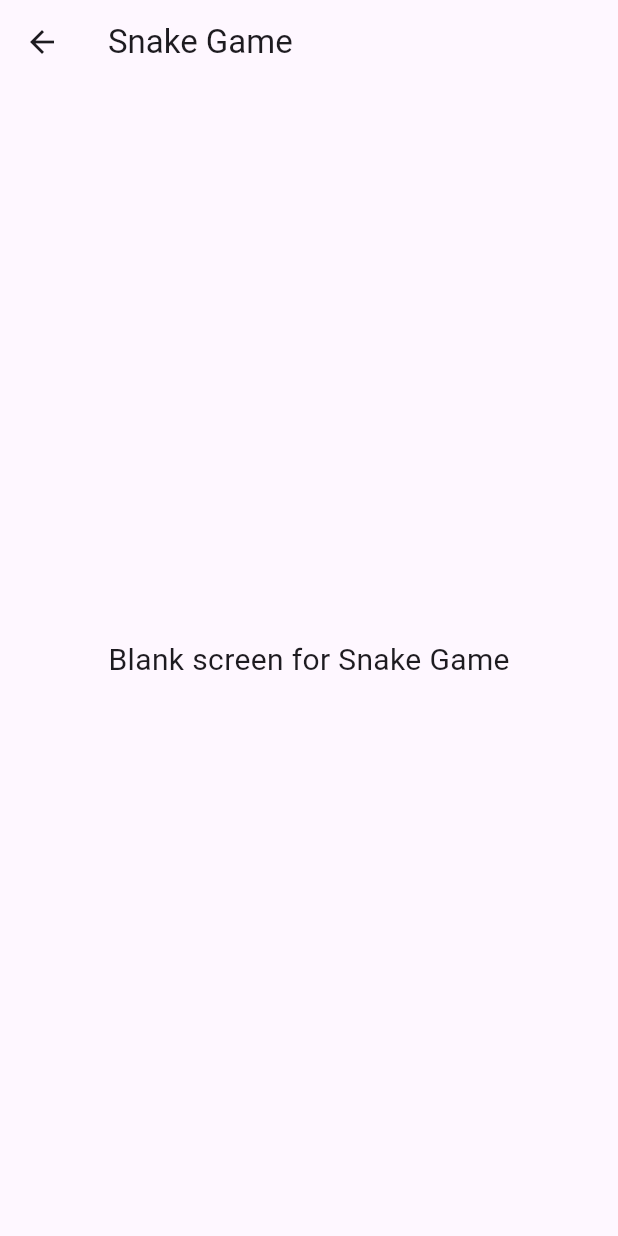
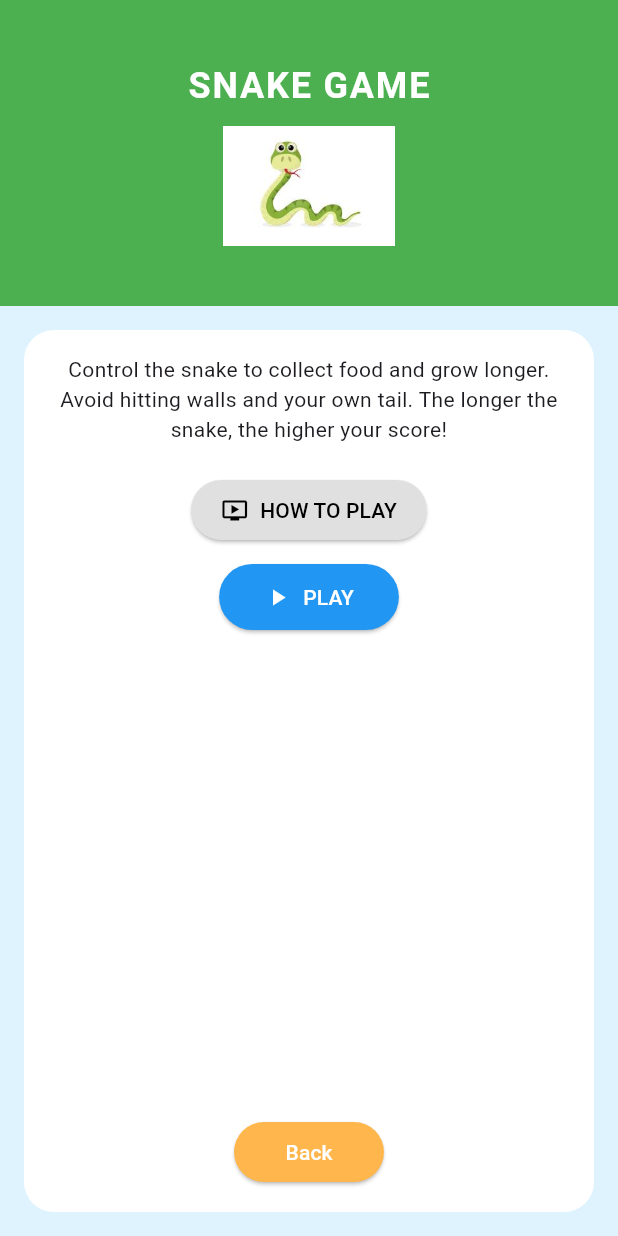
Before and after one commit to Rizwanhu/MultiGame-App, a Flutter app: the MainScreen screen opened directly, after a tap on "Snake Game", on a phone screen of 412 x 824 dp. Run offline on Flutter 3.47's test engine with Material 3 defaults, Android fonts, the light colour scheme and no system bars.

Commit message:
GamePlay screen Done

```diff
--- /dev/null
+++ b/lib/gameDetail.dart
@@ -0,0 +1,123 @@
+import 'package:flutter/material.dart';
+
+class GameDetailScreen extends StatelessWidget {
+  final String gameName;
+  final String gameImage;
+
+  const GameDetailScreen({
+    required this.gameName,
+    required this.gameImage,
+  });
+
+  // Description logic based on the game name
+  String getGameDescription() {
+    if (gameName.toLowerCase().contains("snake")) {
+      return "Control the snake to collect food and grow longer. Avoid hitting walls and your own tail. The longer the snake, the higher your score!";
+    } else if (gameName.toLowerCase().contains("tic")) {
+      return "Play against an opponent and place your X or O on the grid. The first to get 3 in a row — horizontally, vertically, or diagonally — wins!";
+    } else {
+      return "Enjoy playing $gameName!.";
+    }
+  }
+
+  @override
+  Widget build(BuildContext context) {
+    return Scaffold(
+      backgroundColor: Color(0xFFDFF3FF),
+      body: Column(
+        children: [
+          // Header
+          Container(
+            color: Colors.green,
+            width: double.infinity,
+            padding: EdgeInsets.symmetric(vertical: 40),
+            child: Column(
+              children: [
+                Text(
+                  gameName.toUpperCase(),
+                  style: TextStyle(
+                    fontSize: 24,
+                    fontWeight: FontWeight.bold,
+                    color: Colors.white,
+                    letterSpacing: 1.2,
+                  ),
+                ),
+                SizedBox(height: 10),
+                Image.asset(gameImage, height: 80),
+              ],
+            ),
+          ),
+
+          // Main content
+          Expanded(
+            child: Container(
+              margin: EdgeInsets.all(16),
+              padding: EdgeInsets.all(16),
+              decoration: BoxDecoration(
+                color: Colors.white,
+                borderRadius: BorderRadius.circular(20),
+              ),
+              child: Column(
+                children: [
+                  Text(
+                    getGameDescription(),
+                    style: TextStyle(fontSize: 14),
+                    textAlign: TextAlign.center,
+                  ),
+                  SizedBox(height: 20),
+
+                  // How to Play button
+                  ElevatedButton.icon(
+                    onPressed: () {
+                      // TODO: show how-to-play screen or dialog
+                    },
+                     icon: Icon(Icons.ondemand_video), // 🎥 video icon
+                    label: Text("HOW TO PLAY"),
+                    style: ElevatedButton.styleFrom(
+                      backgroundColor: Colors.grey[300],
+                      foregroundColor: Colors.black,
+                      padding: EdgeInsets.symmetric(horizontal: 20, vertical: 10),
+                    ),
+                  ),
+                  SizedBox(height: 10),
+
+                  // Play button
+                  ElevatedButton.icon(
+                    onPressed: () {
+                      // TODO: navigate to the actual game screen
+                    },
+                    icon: Icon(Icons.play_arrow),
+                    label: Text("PLAY"),
+                    style: ElevatedButton.styleFrom(
+                      backgroundColor: Colors.blue,
+                      foregroundColor: Colors.white,
+                      padding: EdgeInsets.symmetric(horizontal: 30, vertical: 12),
+                      shape: RoundedRectangleBorder(
+                        borderRadius: BorderRadius.circular(30),
+                      ),
+                    ),
+                  ),
+                  Spacer(),
+
+                  // Back button
+                  ElevatedButton(
+                    onPressed: () {
+                      Navigator.pop(context);
+                    },
+                    child: Text("Back"),
+                    style: ElevatedButton.styleFrom(
+                      backgroundColor: Colors.orange[300],
+                      foregroundColor: Colors.white,
+                      shape: RoundedRectangleBorder(borderRadius: BorderRadius.circular(30)),
+                      minimumSize: Size(100, 40),
+                    ),
+                  ),
+                ],
+              ),
+            ),
+          ),
+        ],
+      ),
+    );
+  }
+}
--- a/lib/main.dart
+++ b/lib/main.dart
@@ -2,6 +2,11 @@ import 'package:flutter/material.dart';
 import 'logo_screen.dart'; // Import the SplashScreen
 import 'main_screen.dart';
 import 'Leaderboard.dart'; // Import the LeaderboardPage
+
+
+
+
+
 
 void main() {
   runApp(MyApp());
--- a/lib/main_screen.dart
+++ b/lib/main_screen.dart
@@ -1,6 +1,6 @@
 import 'package:flutter/material.dart';
 import 'Leaderboard.dart';
-
+import 'gameDetail.dart';
 void main() {
   runApp(MultiGameApp());
 }
@@ -90,7 +90,7 @@ class _MainScreenState extends State<MainScreen> {
                       Navigator.push(
                         context,
                         MaterialPageRoute(
-                          builder: (context) => BlankScreen(gameName: game["name"]),
+                          builder: (context) => GameDetailScreen(gameName: game["name"],gameImage: game["image"],),
                         ),
                       );
                     },
```
Also changed, not shown: 4 other files.
